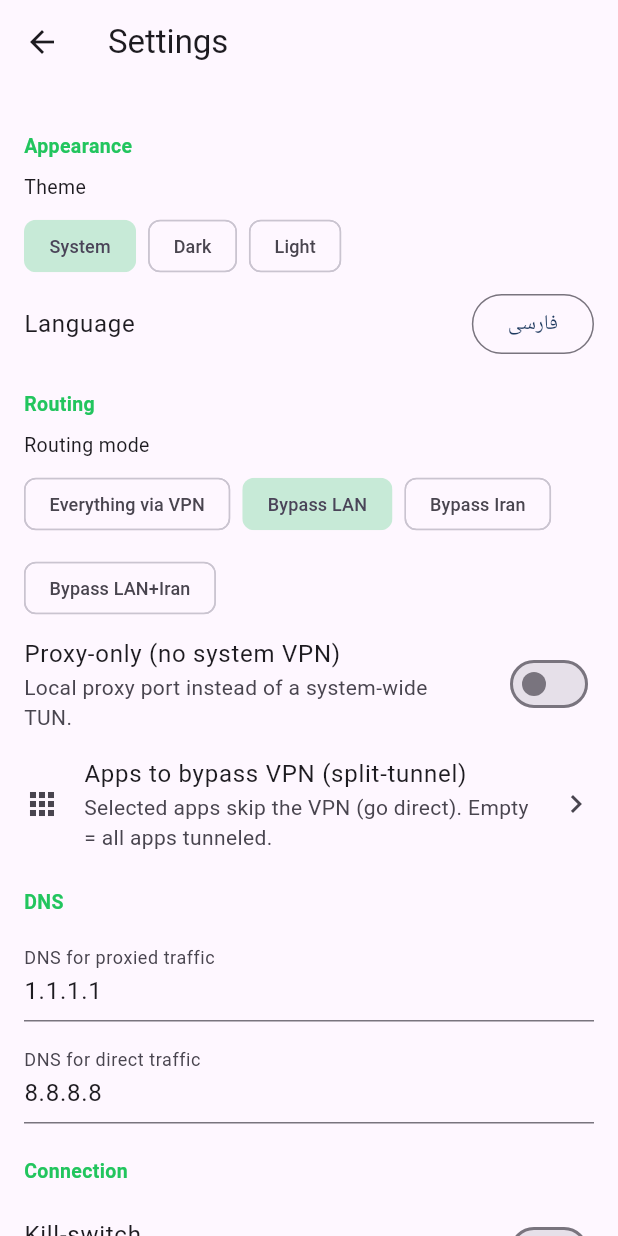
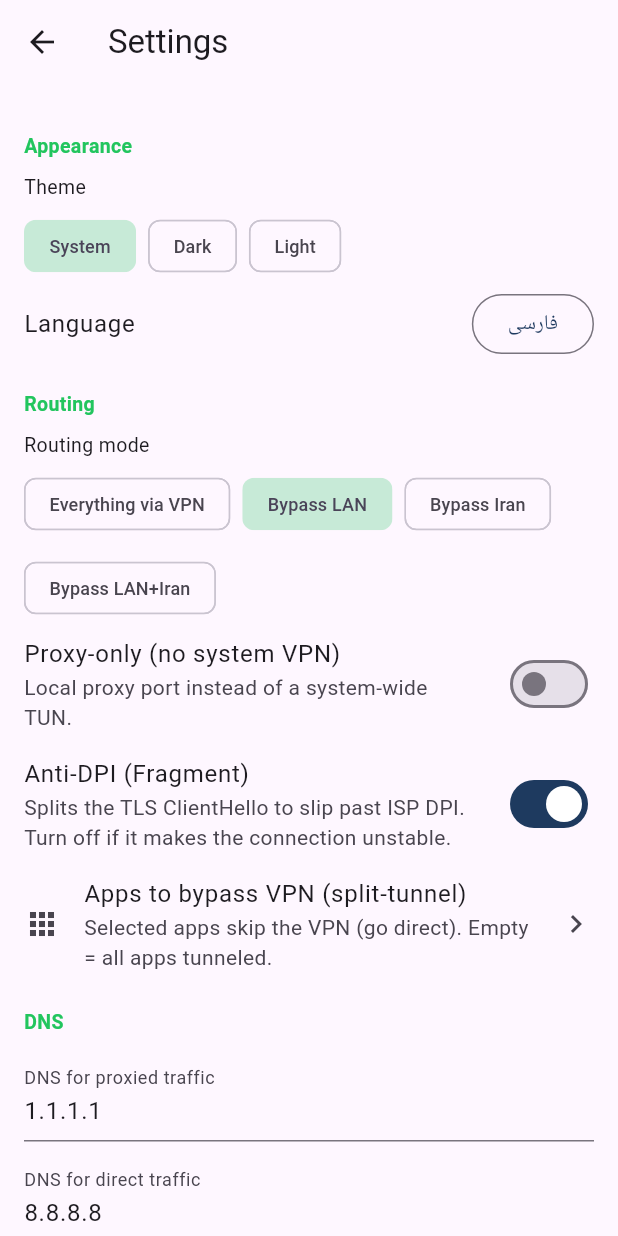
Before and after one commit to kian-irani/kian_v2ray, a Flutter app: the SettingsScreen screen opened directly with empty values, on a phone screen of 412 x 824 dp. Run offline on Flutter 3.47's test engine with Material 3 defaults, Android fonts, the phone set to English and light mode, and no system bars; our stand-ins replace qr_flutter, shared_preferences; missing offline and left inert: cryptography, dartssh2, flutter_v2ray, installed_apps, mobile_scanner; accounts and stored records are empty.

Commit message:
docs: index all scattered docs in README; feat: user-toggleable anti-DPI
README / project page:
- Add "Documentation & project map" section that links EVERY doc previously
  unreferenced: connect-now, MIGRATION, PRD/PRD-V2, PLAN, SECURITY,
  TRANSLATIONS, VERSIONING, CHANGELOG, REPRODUCIBLE-BUILDS, monitoring, deploy
- Add a repository-layout tree so newcomers can navigate the codebase
- Mirror a compact docs table in the Persian section
- All linked paths verified to exist

Mobile app — Anti-DPI Fragment toggle (parity with Hiddify/v2rayNG):
- AppSettings.antiDpi (default on) persisted in settings JSON
- Settings screen switch: "Anti-DPI (Fragment)" with bilingual help
- home_screen passes cfg.antiDpi into VpnController.start so the TLS-Hello
  fragmentation can be turned off if it ever destabilises a connection

Co-Authored-By: Claude Opus 4.8 <noreply@anthropic.com>
Claude-Session: https://claude.ai/code/session_016o193BoewD51CvNUdcupjK

```diff
--- a/app/lib/i18n.dart
+++ b/app/lib/i18n.dart
@@ -151,6 +151,8 @@ class Strings {
     'settings.routing.both': ['عبور از LAN+ایران', 'Bypass LAN+Iran'],
     'settings.proxyonly': ['فقط پراکسی (بدونِ VPN سراسری)', 'Proxy-only (no system VPN)'],
     'settings.proxyonly.d': ['به‌جای TUNِ سراسری، فقط پورتِ پراکسیِ محلی.', 'Local proxy port instead of a system-wide TUN.'],
+    'settings.antidpi': ['ضدِ DPI (Fragment)', 'Anti-DPI (Fragment)'],
+    'settings.antidpi.d': ['تکه‌تکه‌کردنِ TLS ClientHello برای عبور از فیلترینگِ ISP. اگر اتصال ناپایدار شد خاموشش کن.', 'Splits the TLS ClientHello to slip past ISP DPI. Turn off if it makes the connection unstable.'],
     'settings.dns': ['DNS', 'DNS'],
     'settings.dns.remote': ['DNS برای ترافیکِ پراکسی', 'DNS for proxied traffic'],
     'settings.dns.direct': ['DNS برای ترافیکِ مستقیم', 'DNS for direct traffic'],
--- a/app/lib/models/app_settings.dart
+++ b/app/lib/models/app_settings.dart
@@ -7,6 +7,7 @@ class AppSettings {
   bool autoConnect; // connect on app launch to the last server
   bool proxyOnly;   // proxy mode instead of full VPN/TUN
   bool autoRefreshSubs; // refresh subscriptions on launch
+  bool antiDpi;     // inject TLS-Hello fragmentation to defeat DPI (Fragment)
   String remoteDns; // DNS for proxied queries
   String directDns; // DNS for direct queries
   List<String> perAppProxy; // package names EXCLUDED from VPN (bypass); [] = all apps tunneled
@@ -18,6 +19,7 @@ class AppSettings {
     this.autoConnect = false,
     this.proxyOnly = false,
     this.autoRefreshSubs = true,
+    this.antiDpi = true,
     this.remoteDns = '1.1.1.1',
     this.directDns = '8.8.8.8',
     this.perAppProxy = const [],
@@ -30,6 +32,7 @@ class AppSettings {
         'autoConnect': autoConnect,
         'proxyOnly': proxyOnly,
         'autoRefreshSubs': autoRefreshSubs,
+        'antiDpi': antiDpi,
         'remoteDns': remoteDns,
         'directDns': directDns,
         'perAppProxy': perAppProxy,
@@ -42,6 +45,7 @@ class AppSettings {
         autoConnect: j['autoConnect'] as bool? ?? false,
         proxyOnly: j['proxyOnly'] as bool? ?? false,
         autoRefreshSubs: j['autoRefreshSubs'] as bool? ?? true,
+        antiDpi: j['antiDpi'] as bool? ?? true,
         remoteDns: j['remoteDns'] as String? ?? '1.1.1.1',
         directDns: j['directDns'] as String? ?? '8.8.8.8',
         perAppProxy:
--- a/app/lib/screens/home_screen.dart
+++ b/app/lib/screens/home_screen.dart
@@ -191,7 +191,7 @@ class _HomeScreenState extends State<HomeScreen> {
         final cfg = AppSettings.fromJson(await _cache.loadSettings());
         final ok = await _vpn.start(_selected!,
             proxyOnly: cfg.proxyOnly, bypassSubnets: cfg.bypassSubnets(),
-            blockedApps: cfg.perAppProxy);
+            blockedApps: cfg.perAppProxy, antiDpi: cfg.antiDpi);
         if (mounted) setState(() => _connected = ok);
       }
     } finally {
--- a/app/lib/screens/settings_screen.dart
+++ b/app/lib/screens/settings_screen.dart
@@ -101,6 +101,13 @@ class _SettingsScreenState extends State<SettingsScreen> {
             onChanged: (v) { setState(() => _s.proxyOnly = v); _save(); },
             title: Text(s.t('settings.proxyonly')),
             subtitle: Text(s.t('settings.proxyonly.d')),
+          ),
+          SwitchListTile(
+            contentPadding: EdgeInsets.zero,
+            value: _s.antiDpi,
+            onChanged: (v) { setState(() => _s.antiDpi = v); _save(); },
+            title: Text(s.t('settings.antidpi')),
+            subtitle: Text(s.t('settings.antidpi.d')),
           ),
           ListTile(
             contentPadding: EdgeInsets.zero,
```
Also changed, not shown: 1 other file.
